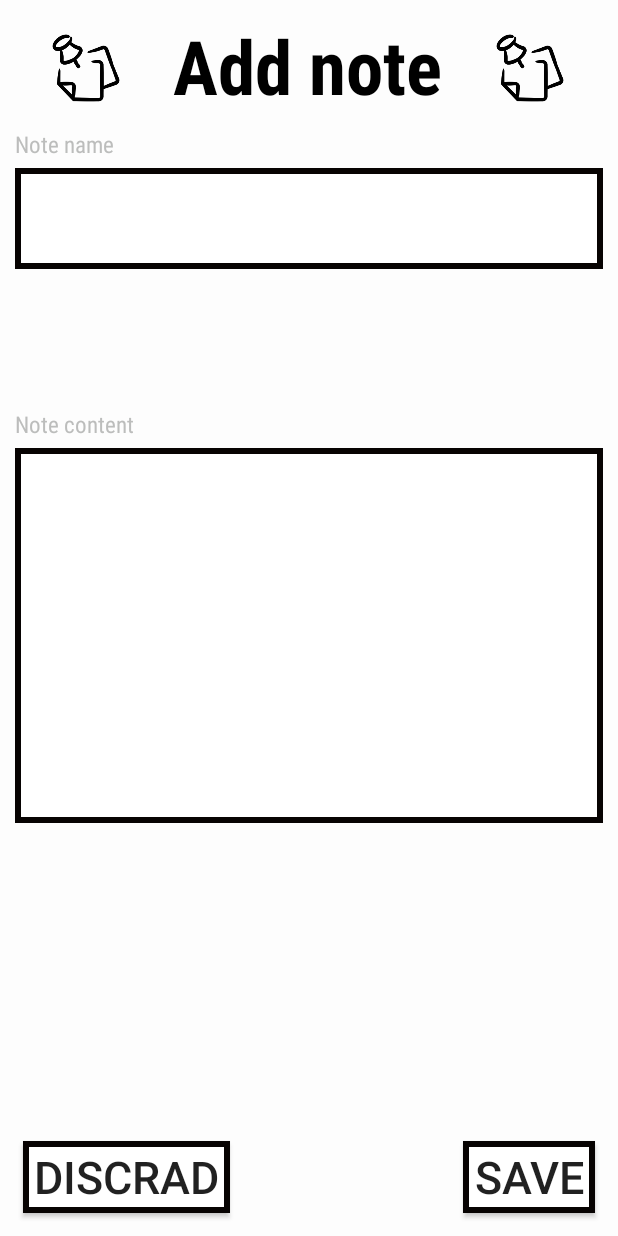
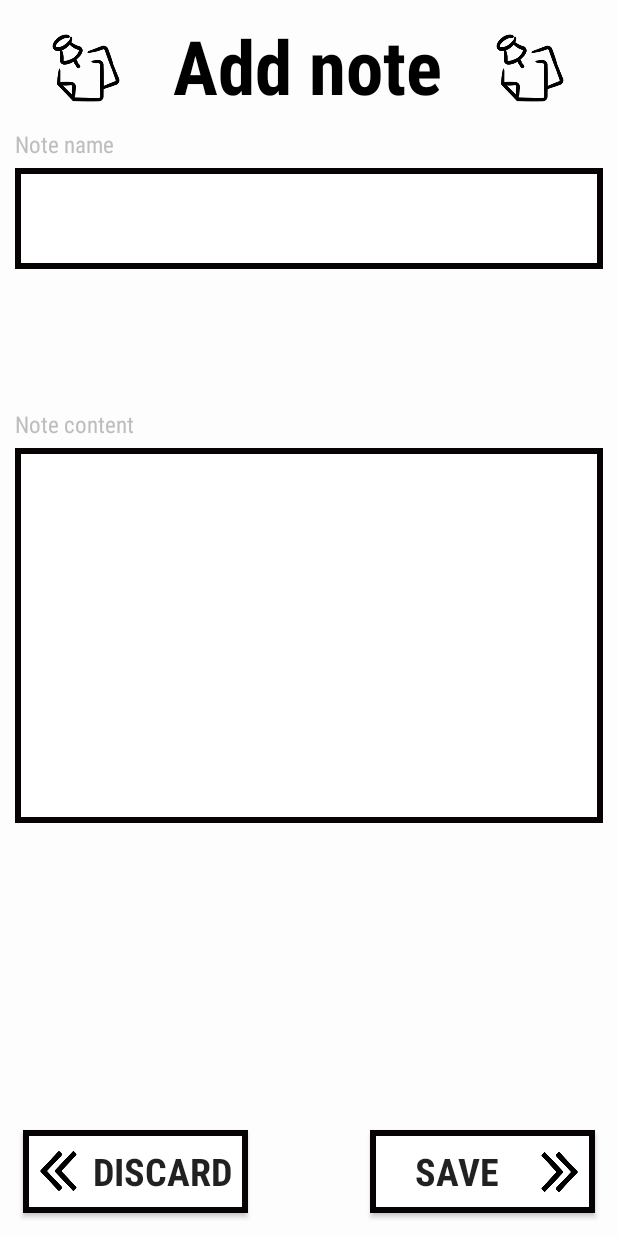
Before and after one commit to kamilagalka/EasyNotes, an Android app: the AddNote screen opened directly, with no data from a screen before it, on a phone screen of 412 x 824 dp. Run offline under Robolectric (Android 15) with nearby library versions, the phone set to English and light mode, and no system bars.

Commit message:
cosmetic changes

```diff
--- a/app/src/main/java/com/example/easynotes/AddNote.java
+++ b/app/src/main/java/com/example/easynotes/AddNote.java
@@ -18,8 +18,8 @@ public class AddNote extends SaveDiscardActivity {
         super.onCreate(savedInstanceState);
         setContentView(R.layout.activity_add_note);
 
-        noteNameEditText = (EditText) findViewById(R.id.addNoteName);
-        noteContentEditText = (EditText) findViewById(R.id.addNoteContent);
+        noteNameEditText = (EditText) findViewById(R.id.noteName);
+        noteContentEditText = (EditText) findViewById(R.id.noteContent);
 
         noteNameEditText.setText("");
         noteContentEditText.setText("");
--- a/app/src/main/java/com/example/easynotes/SaveDiscardActivity.java
+++ b/app/src/main/java/com/example/easynotes/SaveDiscardActivity.java
@@ -98,13 +98,13 @@ public abstract class SaveDiscardActivity extends AppCompatActivity implements S
         SensorManager.getOrientation(rot, orientation);
         float roll = orientation[2];
         int rollDeg = (int) Math.round(Math.toDegrees(roll));
-        if (rollDeg < -30 && rollDeg > -150) {
+        if (rollDeg < -50 && rollDeg > -130) {
             Log.i(LOG_TAG, "------------------LEFT---------------");
             stop();
             discardNote();
 
         }
-        if (rollDeg > 30 && rollDeg < 150) {
+        if (rollDeg > 50 && rollDeg < 130) {
             Log.i(LOG_TAG, "------------------RIGHT---------------");
             stop();
             saveNote();
--- /dev/null
+++ b/app/src/main/res/drawable-xhdpi/arrow_back.xml
@@ -0,0 +1,11 @@
+<?xml version="1.0" encoding="utf-8"?>
+<layer-list xmlns:android="http://schemas.android.com/apk/res/android" >
+
+    <item
+        android:drawable="@drawable/arrow_back_icon"
+
+        android:width="@dimen/icon_size"
+        android:height="@dimen/icon_size"
+        />
+
+</layer-list >
--- a/app/src/main/res/layout/activity_add_note.xml
+++ b/app/src/main/res/layout/activity_add_note.xml
@@ -46,7 +46,7 @@
         app:layout_constraintTop_toTopOf="parent" />
 
     <EditText
-        android:id="@+id/addNoteName"
+        android:id="@+id/noteName"
         android:layout_width="match_parent"
         android:layout_height="wrap_content"
         android:layout_marginTop="112dp"
@@ -54,6 +54,7 @@
         android:fontFamily="sans-serif-condensed"
         android:gravity="center_horizontal"
         android:maxLength="30"
+        android:maxLines="2"
         android:textAlignment="center"
         android:textColor="@color/colorPrimary"
         android:textSize="50sp"
@@ -67,13 +68,14 @@
         app:layout_constraintTop_toTopOf="parent" />
 
     <EditText
-        android:id="@+id/addNoteContent"
+        android:id="@+id/noteContent"
         android:layout_width="match_parent"
         android:layout_height="250dp"
         android:background="@drawable/default_border"
         android:fontFamily="sans-serif-condensed"
         android:gravity="center_horizontal"
         android:textAlignment="center"
+        android:maxLines="2"
         android:textColor="@color/colorPrimary"
         android:textSize="30sp"
         android:layout_marginRight="10dp"
@@ -84,65 +86,82 @@
         app:layout_constraintEnd_toEndOf="parent"
         app:layout_constraintHorizontal_bias="1.0"
         app:layout_constraintStart_toStartOf="parent"
-        app:layout_constraintTop_toBottomOf="@+id/addNoteName"
+        app:layout_constraintTop_toBottomOf="@+id/noteName"
         app:layout_constraintVertical_bias="0.302" />
 
     <Button
-        android:id="@+id/imageButton"
-        android:layout_width="wrap_content"
-        android:layout_height="wrap_content"
+        android:id="@+id/save_button"
+        android:layout_width="150dp"
+        android:layout_height="55dp"
+        android:background="@drawable/default_border"
+        android:drawableEnd="@drawable/arrow"
+        android:drawableRight="@drawable/arrow"
+        android:drawablePadding="5dip"
+        android:fontFamily="sans-serif-condensed"
         android:onClick="saveNote"
-        android:background="@drawable/default_border"
-        android:text="Save"
-        android:textSize="30dp"
+        android:text="@string/save"
+        android:textAllCaps="true"
+        android:textSize="25sp"
+        android:textStyle="bold"
+        android:paddingLeft="10dp"
+        android:paddingEnd="10dp"
+        android:paddingRight="10dp"
         android:layout_marginBottom="15dp"
         android:layout_marginRight="15dp"
         android:layout_marginEnd="15dp"
         app:layout_constraintBottom_toBottomOf="parent"
         app:layout_constraintEnd_toEndOf="parent"
-         />
+/>
     <Button
-        android:id="@+id/discardAdditionButton"
-        android:layout_width="wrap_content"
-        android:layout_height="wrap_content"
+        android:id="@+id/discard_button"
+        android:layout_width="150dp"
+        android:layout_height="55dp"
         android:background="@drawable/default_border"
+        android:drawableStart="@drawable/arrow_back"
+        android:drawableLeft="@drawable/arrow_back"
+        android:drawablePadding="5dip"
+        android:fontFamily="sans-serif-condensed"
         android:onClick="discardNote"
-        android:text=" DISCRAD "
-        android:textSize="30dp"
+        android:text="@string/discard"
+        android:textAllCaps="true"
+        android:textSize="25sp"
+        android:textStyle="bold"
+        android:paddingLeft="10dp"
+        android:paddingStart="10dp"
+        android:paddingRight="10dp"
         android:layout_marginBottom="15dp"
         android:layout_marginLeft="15dp"
         android:layout_marginStart="15dp"
         app:layout_constraintBottom_toBottomOf="parent"
         app:layout_constraintStart_toStartOf="parent"
-        app:srcCompat="@android:drawable/ic_menu_save"
-        tools:srcCompat="@android:drawable/ic_menu_save" />
+        />
 
     <TextView
         android:id="@+id/note_name_hint"
         android:layout_width="wrap_content"
         android:layout_height="wrap_content"
-        android:text="Note name"
-        android:textSize="15dp"
+        android:text="@string/note_name"
+        android:textSize="15sp"
         android:fontFamily="sans-serif-condensed"
         android:textColor="@color/controlHighlight"
         android:layout_marginBottom="5dp"
         android:layout_marginLeft="10dp"
         android:layout_marginStart="10dp"
-        app:layout_constraintBottom_toTopOf="@+id/addNoteName"
+        app:layout_constraintBottom_toTopOf="@+id/noteName"
         app:layout_constraintStart_toStartOf="parent" />
 
     <TextView
         android:id="@+id/note_content_hint"
         android:layout_width="wrap_content"
         android:layout_height="wrap_content"
-        android:text="Note content"
-        android:textSize="15dp"
+        android:text="@string/note_content"
+        android:textSize="15sp"
         android:fontFamily="sans-serif-condensed"
         android:textColor="@color/controlHighlight"
         android:layout_marginBottom="5dp"
         android:layout_marginLeft="10dp"
         android:layout_marginStart="10dp"
-        app:layout_constraintBottom_toTopOf="@+id/addNoteContent"
+        app:layout_constraintBottom_toTopOf="@+id/noteContent"
         app:layout_constraintStart_toStartOf="parent" />
 
 
--- a/app/src/main/res/values/strings.xml
+++ b/app/src/main/res/values/strings.xml
@@ -8,6 +8,10 @@
     <string name="my_notes_heading">My notes</string>
     <string name="add">Add</string>
     <string name="plus">+</string>
-    <string name="edit_note_heading">Edit note</string>
+    <string name="edit_note_heading">Your note</string>
     <string name="add_note_heading">Add note</string>
+    <string name="save">SAVE</string>
+    <string name="discard">DISCARD</string>
+    <string name="note_name">Note name</string>
+    <string name="note_content">Note content</string>
 </resources>
```
Also changed, not shown: app/src/main/res/layout/activity_edit_note.xml (+32 -18 lines), app/src/main/res/drawable-xhdpi/arrow_back_icon.png (added).
